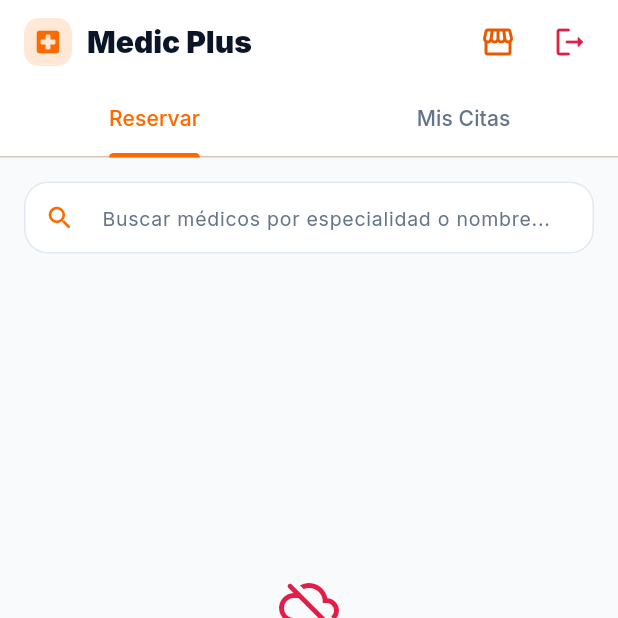
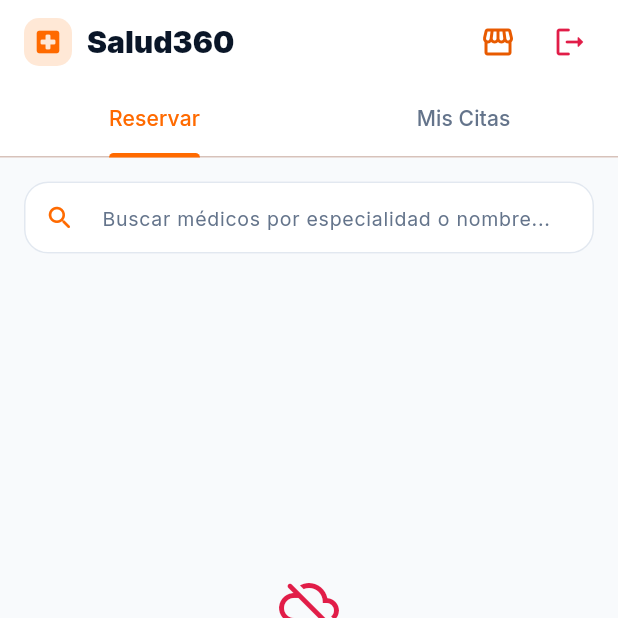
Before and after one commit to jesusenrique22/maraapp, a Flutter app: the PatientTelemedicineScreen screen opened by its route, on a phone screen of 412 x 824 dp, the top half of it. Run offline on Flutter 3.47's test engine with Material 3 defaults, Android fonts, the phone set to English and light mode, and no system bars; our stand-ins replace cached_network_image, file_picker, fl_chart, flutter_riverpod, go_router, google_fonts and 3 more; missing offline and left inert: dart:html; accounts and stored records are empty; network calls fail.

Commit message:
Rename Medic Plus to Salud360 across the product.
Update brand copy, home slides, login, patient hub, and Farma Express banners so telemedicine is labeled Salud360.

Co-authored-by: Cursor <cursoragent@cursor.com>

```diff
--- a/frontend_flutter/lib/core/config/brand_config.dart
+++ b/frontend_flutter/lib/core/config/brand_config.dart
@@ -6,13 +6,17 @@ class BrandConfig {
   static const String hoursLabel = 'Abierto 24 horas';
   static const String supportEmail = 'soporte@farmaexpress.com';
   static const String adminDemoEmail = 'admin@farmaexpress.com';
-  static const String medicPlusName = 'Medic Plus';
+
+  /// Telemedicina (antes Medic Plus).
+  static const String medicPlusName = 'Salud360';
   static const String medicPlusSubtitle =
-      'Consultas online desde Farma Express · Receta digital';
+      'Consultas online 360° desde Farma Express · Receta digital';
+
   static const String loyaltyName = 'Club FarmaExpress';
   static const String loyaltyTitle = 'Club FarmaExpress: gana con cada compra';
   static const String loyaltySubtitle =
       'Suma puntos en farmacia, panadería y más';
+
   /// Asistente de salud en la app (nombre visible al cliente).
   static const String aiAssistantName = 'Expressia';
 }
--- a/frontend_flutter/lib/core/router/auth_redirect.dart
+++ b/frontend_flutter/lib/core/router/auth_redirect.dart
@@ -1,4 +1,4 @@
-/// Contexto de login: tienda (inventario) vs Medic Plus (telemedicina).
+/// Contexto de login: tienda (inventario) vs Salud360 (telemedicina).
 enum MaraLoginContext {
   store,
   medicPlus,
--- a/frontend_flutter/lib/features/admin/presentation/admin_dashboard_screen.dart
+++ b/frontend_flutter/lib/features/admin/presentation/admin_dashboard_screen.dart
@@ -158,7 +158,7 @@ List<AdminDirectoryItem> _directoryItems(
     ),
     AdminDirectoryItem(
       title: 'Pacientes',
-      subtitle: 'Clientes y usuarios de Medic Plus',
+      subtitle: 'Clientes y usuarios de Salud360',
       count: _formatCount(stats.patients),
       icon: Icons.people_outline,
       onTap: () => context.go('/admin/patients'),
--- a/frontend_flutter/lib/features/admin/presentation/admin_doctors_screen.dart
+++ b/frontend_flutter/lib/features/admin/presentation/admin_doctors_screen.dart
@@ -225,7 +225,7 @@ class _AdminDoctorsScreenState extends ConsumerState<AdminDoctorsScreen> {
                 padding: const EdgeInsets.fromLTRB(16, 8, 16, 0),
                 child: AdminListHeader(
                   title: '${doctors.length} médicos',
-                  subtitle: 'Especialidades, tarifas y disponibilidad Medic Plus.',
+                  subtitle: 'Especialidades, tarifas y disponibilidad Salud360.',
                 ),
               ),
               Expanded(
--- a/frontend_flutter/lib/features/admin/presentation/admin_patients_screen.dart
+++ b/frontend_flutter/lib/features/admin/presentation/admin_patients_screen.dart
@@ -76,7 +76,7 @@ class AdminPatientsScreen extends ConsumerWidget {
                 padding: const EdgeInsets.fromLTRB(16, 8, 16, 0),
                 child: AdminListHeader(
                   title: '${patients.length} pacientes',
-                  subtitle: 'Cuentas de clientes y usuarios de Medic Plus.',
+                  subtitle: 'Cuentas de clientes y usuarios de Salud360.',
                 ),
               ),
               Expanded(
--- a/frontend_flutter/lib/features/auth/presentation/widgets/account_continue_sheet.dart
+++ b/frontend_flutter/lib/features/auth/presentation/widgets/account_continue_sheet.dart
@@ -3,7 +3,7 @@ import 'package:flutter/material.dart';
 import '../../../../core/theme/mara_theme.dart';
 import '../../../admin/domain/admin_models.dart';
 
-/// Confirma usar la sesión activa (ej. tienda → Medic Plus).
+/// Confirma usar la sesión activa (ej. tienda → Salud360).
 class AccountContinueSheet extends StatelessWidget {
   const AccountContinueSheet({
     super.key,
--- a/frontend_flutter/lib/features/home/presentation/home_screen.dart
+++ b/frontend_flutter/lib/features/home/presentation/home_screen.dart
@@ -277,10 +277,10 @@ class _HomeScreenState extends ConsumerState<HomeScreen> {
       final useSession = await AccountContinueSheet.show(
         context,
         user: auth.session!.user,
-        title: '¿Entrar a Medic Plus?',
+        title: '¿Entrar a Salud360?',
         subtitle:
             'Puedes usar la misma cuenta con la que compras en la tienda.',
-        confirmLabel: 'Entrar a Medic Plus',
+        confirmLabel: 'Entrar a Salud360',
         showPasswordHint: true,
       );
 
@@ -306,7 +306,7 @@ class _HomeScreenState extends ConsumerState<HomeScreen> {
 
     ScaffoldMessenger.of(context).showSnackBar(
       const SnackBar(
-        content: Text('Medic Plus está disponible para cuentas de paciente.'),
+        content: Text('Salud360 está disponible para cuentas de paciente.'),
         backgroundColor: MaraColors.rose,
       ),
     );
@@ -401,7 +401,7 @@ class _HomeScreenState extends ConsumerState<HomeScreen> {
               const Divider(height: 24, thickness: 1, color: Color(0xFFF1F5F9)),
               const _NotificationItem(
                 title: 'Nueva promoción ✦',
-                body: 'Obtén 15% de descuento en medicamentos seleccionados usando tu seguro Medic Plus.',
+                body: 'Obtén 15% de descuento en medicamentos seleccionados usando tu seguro Salud360.',
                 time: 'Hace 2 horas',
                 isNew: true,
               ),
@@ -1061,7 +1061,7 @@ class _HomeScreenState extends ConsumerState<HomeScreen> {
             const NavigationDestination(
               icon: Icon(Icons.local_hospital_outlined),
               selectedIcon: Icon(Icons.local_hospital_rounded, color: MaraColors.green),
-              label: 'Medic Plus',
+              label: 'Salud360',
             ),
             const NavigationDestination(
               icon: Icon(Icons.shopping_bag_outlined, color: MaraColors.green),
--- a/frontend_flutter/lib/features/home/presentation/widgets/account_tab_view.dart
+++ b/frontend_flutter/lib/features/home/presentation/widgets/account_tab_view.dart
@@ -68,7 +68,7 @@ class AccountTabView extends ConsumerWidget {
             const SizedBox(height: 8),
             const Text(
               'Inicia sesión para ver tu historial de compras, '
-              'guardar tu carrito y acceder a Medic Plus con la misma cuenta.',
+              'guardar tu carrito y acceder a Salud360 con la misma cuenta.',
               textAlign: TextAlign.center,
               style: TextStyle(
                 color: MaraColors.textSecondary,
@@ -96,7 +96,7 @@ class AccountTabView extends ConsumerWidget {
                   AuthRedirect.medicPlusLoginPath(redirect: '/medic-plus'),
                 ),
                 icon: const Icon(Icons.local_hospital_outlined),
-                label: const Text('Iniciar sesión — Medic Plus'),
+                label: const Text('Iniciar sesión — Salud360'),
               ),
             ),
             const SizedBox(height: 32),
@@ -148,7 +148,7 @@ class AccountTabView extends ConsumerWidget {
               Expanded(
                 child: _QuickAction(
                   icon: Icons.local_hospital_rounded,
-                  label: 'Medic Plus',
+                  label: 'Salud360',
                   color: MaraColors.green,
                   onTap: onEnterMedicPlus,
                 ),
--- a/frontend_flutter/lib/features/home/presentation/widgets/ai_chat_sheet.dart
+++ b/frontend_flutter/lib/features/home/presentation/widgets/ai_chat_sheet.dart
@@ -423,7 +423,7 @@ class _ChatBubble extends StatelessWidget {
                         ),
                         const SizedBox(width: 8),
                         const Text(
-                          '📅 Reservar cita en Medic Plus',
+                          '📅 Reservar cita en Salud360',
                           style: TextStyle(
                             fontSize: 12,
                             fontWeight: FontWeight.w800,
--- a/frontend_flutter/lib/features/home/presentation/widgets/delivery_info_strip.dart
+++ b/frontend_flutter/lib/features/home/presentation/widgets/delivery_info_strip.dart
@@ -3,7 +3,7 @@ import 'package:flutter/material.dart';
 import '../../../../core/theme/mara_theme.dart';
 import '../../domain/models/catalog_models.dart';
 
-/// Franja compacta de delivery — va debajo de Medic Plus sin saturar el home.
+/// Franja compacta de delivery — va debajo de Salud360 sin saturar el home.
 class DeliveryInfoStrip extends StatelessWidget {
   const DeliveryInfoStrip({super.key, this.banner});
 
--- a/frontend_flutter/lib/features/home/presentation/widgets/home_advertising_section.dart
+++ b/frontend_flutter/lib/features/home/presentation/widgets/home_advertising_section.dart
@@ -7,7 +7,7 @@ import 'cashea_hero_slide.dart';
 import 'mara_puntos_hero_slide.dart';
 import 'medic_plus_hero_slide.dart';
 
-/// Carrusel Farma Express: Cashea + Club + Medic Plus + banners del catálogo.
+/// Carrusel Farma Express: Cashea + Club + Salud360 + banners del catálogo.
 class HomeAdvertisingSection extends StatelessWidget {
   const HomeAdvertisingSection({
     super.key,
@@ -39,6 +39,8 @@ class HomeAdvertisingSection extends StatelessWidget {
               !t.contains('cashea') &&
               !t.contains('medic plus') &&
               !t.contains('medicplus') &&
+              !t.contains('salud360') &&
+              !t.contains('salud 360') &&
               !t.contains('dog plus') &&
               !t.contains('padel') &&
               !t.contains('pádel') &&
--- a/frontend_flutter/lib/features/home/presentation/widgets/medic_plus_hero_slide.dart
+++ b/frontend_flutter/lib/features/home/presentation/widgets/medic_plus_hero_slide.dart
@@ -4,7 +4,7 @@ import '../../../../core/config/brand_config.dart';
 import '../../../../core/theme/mara_theme.dart';
 import 'compact_hero_slide.dart';
 
-/// Slide de Medic Plus — naranja Farma Express.
+/// Slide de Salud360 — naranja Farma Express.
 class MedicPlusHeroSlide extends StatelessWidget {
   const MedicPlusHeroSlide({super.key, required this.onTap});
 
@@ -15,7 +15,7 @@ class MedicPlusHeroSlide extends StatelessWidget {
     return CompactHeroSlide(
       onTap: onTap,
       badge: BrandConfig.medicPlusName.toUpperCase(),
-      title: 'Medic Plus: consulta desde Farma Express',
+      title: '${BrandConfig.medicPlusName}: consulta desde Farma Express',
       subtitle: BrandConfig.medicPlusSubtitle,
       colors: const [
         MaraColors.green,
--- a/frontend_flutter/lib/features/home/presentation/widgets/medic_plus_promo_banner.dart
+++ b/frontend_flutter/lib/features/home/presentation/widgets/medic_plus_promo_banner.dart
@@ -3,7 +3,7 @@ import 'package:flutter/material.dart';
 import '../../../../core/theme/mara_theme.dart';
 import 'promo_cta_button.dart';
 
-/// Banner promocional de Medic Plus para la zona de publicidad del home.
+/// Banner promocional de Salud360 para la zona de publicidad del home.
 class MedicPlusPromoBanner extends StatelessWidget {
   const MedicPlusPromoBanner({super.key, required this.onTap});
 
@@ -59,7 +59,7 @@ class MedicPlusPromoBanner extends StatelessWidget {
                             borderRadius: BorderRadius.circular(12),
                           ),
                           child: const Text(
-                            'MEDIC PLUS',
+                            'SALUD360',
                             style: TextStyle(
                               color: Colors.white,
                               fontSize: 9,
@@ -70,7 +70,7 @@ class MedicPlusPromoBanner extends StatelessWidget {
                         ),
                         const SizedBox(height: 10),
                         const Text(
-                          'Medic Plus:\nConsultas Online',
+                          'Salud360:\nConsultas Online',
                           style: TextStyle(
                             color: Colors.white,
                             fontSize: 20,
--- a/frontend_flutter/lib/features/patient/presentation/patient_telemedicine_screen.dart
+++ b/frontend_flutter/lib/features/patient/presentation/patient_telemedicine_screen.dart
@@ -156,7 +156,7 @@ class _PatientTelemedicineScreenState extends ConsumerState<PatientTelemedicineS
             ),
             const SizedBox(width: 10),
             const Text(
-              'Medic Plus',
+              'Salud360',
               style: TextStyle(
                 color: MaraColors.textPrimary,
                 fontWeight: FontWeight.w900,
--- a/frontend_flutter/lib/features/welcome/presentation/medic_plus_login_screen.dart
+++ b/frontend_flutter/lib/features/welcome/presentation/medic_plus_login_screen.dart
@@ -160,13 +160,13 @@ class _MaraLoginScreenState extends ConsumerState<MaraLoginScreen>
             title: 'Inicia sesión en Farma Express',
             registerTitle: 'Crea tu cuenta en Farma Express',
             subtitle:
-                'Una sola cuenta para comprar en farmacia, panadería y más, y agendar consultas en Medic Plus.',
+                'Una sola cuenta para comprar en farmacia, panadería y más, y agendar consultas en Salud360.',
             registerSubtitle:
                 'Regístrate gratis y accede a compras rápidas, retiro en sucursal y consultas médicas virtuales.',
             accent: MaraColors.green,
             sideTitle: 'Todo Farma Express\nen un solo lugar',
             sideBody:
-                'Compra en tienda, recibe medicamentos y consulta con médicos en vivo a través de Medic Plus, desde Farma Express.',
+                'Compra en tienda, recibe medicamentos y consulta con médicos en vivo a través de Salud360, desde Farma Express.',
             sideIcon: Icons.auto_awesome_rounded,
           ),
       };
@@ -230,7 +230,7 @@ class _MaraLoginScreenState extends ConsumerState<MaraLoginScreen>
                         const SizedBox(height: 16),
                         Text(
                           widget.loginContext == MaraLoginContext.medicPlus
-                              ? '¿Entrar a Medic Plus?'
+                              ? '¿Entrar a Salud360?'
                               : 'Ya iniciaste sesión',
                           style: const TextStyle(
                             fontWeight: FontWeight.w900,
@@ -267,7 +267,7 @@ class _MaraLoginScreenState extends ConsumerState<MaraLoginScreen>
                             ),
                             child: Text(
                               widget.loginContext == MaraLoginContext.medicPlus
-                                  ? 'Entrar a Medic Plus'
+                                  ? 'Entrar a Salud360'
                                   : 'Continuar a la tienda',
                               style: const TextStyle(fontWeight: FontWeight.w800),
                             ),
--- a/frontend_flutter/lib/features/welcome/presentation/welcome_screen.dart
+++ b/frontend_flutter/lib/features/welcome/presentation/welcome_screen.dart
@@ -94,7 +94,7 @@ class WelcomeScreen extends StatelessWidget {
                     onPressed: () => context.go(
                       AuthRedirect.medicPlusLoginPath(redirect: '/medic-plus'),
                     ),
-                    child: const Text('Medic Plus — Iniciar sesión'),
+                    child: const Text('Salud360 — Iniciar sesión'),
                   ),
                 ),
                 const SizedBox(height: 24),
```
Also changed, not shown: 2 other files.
